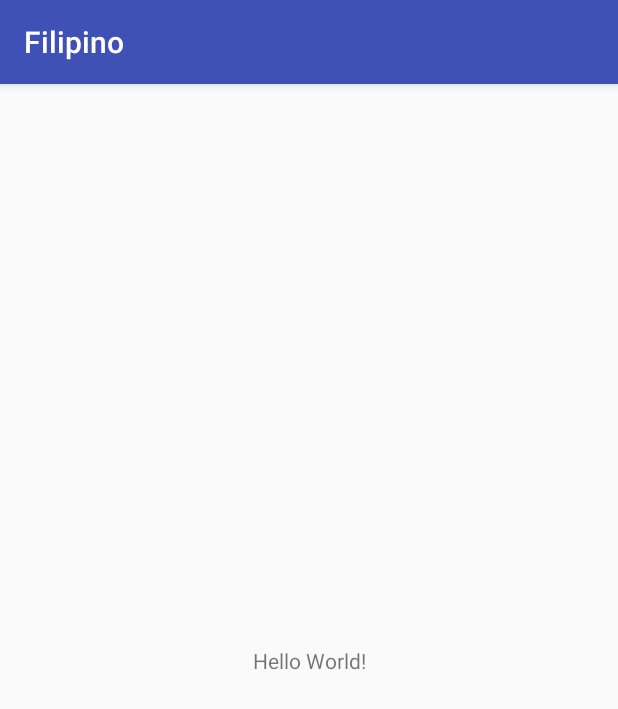
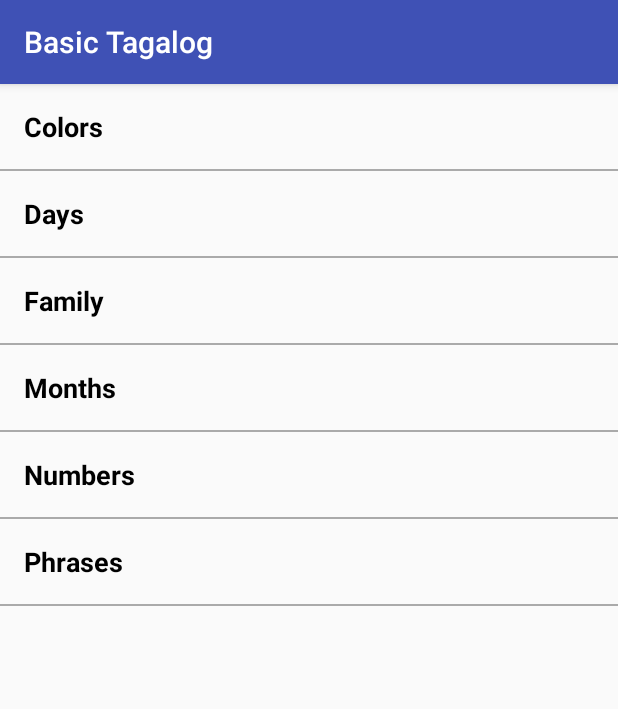
Before and after one commit to Chrissetiana/learn-filipino, an Android app: the screen it shows after launch (MainActivity), on a phone screen of 412 x 824 dp. Shown: the top 709 px of the screen. Run offline under Robolectric (Android 15) with nearby library versions, the phone set to English and light mode, and no system bars.

Commit message:
Strings and Styles

```diff
--- a/app/src/main/AndroidManifest.xml
+++ b/app/src/main/AndroidManifest.xml
@@ -16,12 +16,12 @@
                 <category android:name="android.intent.category.LAUNCHER" />
             </intent-filter>
         </activity>
-        <activity android:name=".Numbers" />
-        <activity android:name=".Colors" />
-        <activity android:name=".Family" />
-        <activity android:name=".Phrases" />
-        <activity android:name=".Months" />
+        <activity android:name=".Colors"></activity>
         <activity android:name=".Days"></activity>
+        <activity android:name=".Family"></activity>
+        <activity android:name=".Months"></activity>
+        <activity android:name=".Numbers"></activity>
+        <activity android:name=".Phrases"></activity>
     </application>
 
 </manifest>
--- a/app/src/main/res/layout/activity_main.xml
+++ b/app/src/main/res/layout/activity_main.xml
@@ -1,18 +1,80 @@
 <?xml version="1.0" encoding="utf-8"?>
-<android.support.constraint.ConstraintLayout xmlns:android="http://schemas.android.com/apk/res/android"
-    xmlns:app="http://schemas.android.com/apk/res-auto"
+<LinearLayout xmlns:android="http://schemas.android.com/apk/res/android"
     xmlns:tools="http://schemas.android.com/tools"
     android:layout_width="match_parent"
     android:layout_height="match_parent"
+    android:orientation="vertical"
     tools:context=".MainActivity">
 
     <TextView
-        android:layout_width="wrap_content"
+        android:id="@+id/colors"
+        style="@style/category_style"
+        android:layout_width="match_parent"
         android:layout_height="wrap_content"
-        android:text="Hello World!"
-        app:layout_constraintBottom_toBottomOf="parent"
-        app:layout_constraintLeft_toLeftOf="parent"
-        app:layout_constraintRight_toRightOf="parent"
-        app:layout_constraintTop_toTopOf="parent" />
+        android:text="@string/category_colors" />
 
-</android.support.constraint.ConstraintLayout>
+    <View
+        android:layout_width="match_parent"
+        android:layout_height="1dp"
+        android:background="@android:color/darker_gray" />
+
+    <TextView
+        android:id="@+id/days"
+        style="@style/category_style"
+        android:layout_width="match_parent"
+        android:layout_height="wrap_content"
+        android:text="@string/category_days" />
+
+    <View
+        android:layout_width="match_parent"
+        android:layout_height="1dp"
+        android:background="@android:color/darker_gray" />
+
+    <TextView
+        android:id="@+id/family"
+        style="@style/category_style"
+        android:layout_width="match_parent"
+        android:layout_height="wrap_content"
+        android:text="@string/category_family" />
+
+    <View
+        android:layout_width="match_parent"
+        android:layout_height="1dp"
+        android:background="@android:color/darker_gray" />
+
+    <TextView
+        android:id="@+id/months"
+        style="@style/category_style"
+        android:layout_width="match_parent"
+        android:layout_height="wrap_content"
+        android:text="@string/category_months" />
+
+    <View
+        android:layout_width="match_parent"
+        android:layout_height="1dp"
+        android:background="@android:color/darker_gray" />
+
+    <TextView
+        android:id="@+id/numbers"
+        style="@style/category_style"
+        android:layout_width="match_parent"
+        android:layout_height="wrap_content"
+        android:text="@string/category_numbers" />
+
+    <View
+        android:layout_width="match_parent"
+        android:layout_height="1dp"
+        android:background="@android:color/darker_gray" />
+
+    <TextView
+        android:id="@+id/phrases"
+        style="@style/category_style"
+        android:layout_width="match_parent"
+        android:layout_height="wrap_content"
+        android:text="@string/category_phrases" />
+
+    <View
+        android:layout_width="match_parent"
+        android:layout_height="1dp"
+        android:background="@android:color/darker_gray" />
+</LinearLayout>
--- a/app/src/main/res/values/strings.xml
+++ b/app/src/main/res/values/strings.xml
@@ -1,3 +1,21 @@
 <resources>
-    <string name="app_name">Filipino</string>
+    <string name="app_name">Basic Tagalog</string>
+
+    <!-- Category name for the vocabulary words for colors [CHAR LIMIT=20] -->
+    <string name="category_colors">Colors</string>
+
+    <!-- Category name for the vocabulary words for days [CHAR LIMIT=20] -->
+    <string name="category_days">Days</string>
+
+    <!-- Category name for the vocabulary words for family [CHAR LIMIT=20] -->
+    <string name="category_family">Family</string>
+
+    <!-- Category name for the vocabulary words for months [CHAR LIMIT=20] -->
+    <string name="category_months">Months</string>
+
+    <!-- Category name for the vocabulary words for numbers [CHAR LIMIT=20] -->
+    <string name="category_numbers">Numbers</string>
+
+    <!-- Category name for the vocabulary words for phrases [CHAR LIMIT=20] -->
+    <string name="category_phrases">Phrases</string>
 </resources>
--- a/app/src/main/res/values/styles.xml
+++ b/app/src/main/res/values/styles.xml
@@ -8,4 +8,15 @@
         <item name="colorAccent">@color/colorAccent</item>
     </style>
 
+    <!-- Style for a category of vocabulary words -->
+    <style name="category_style">
+        <item name="android:layout_width">match_parent</item>
+        <item name="android:layout_height">90dp</item>
+        <item name="android:gravity">center_vertical</item>
+        <item name="android:padding">16dp</item>
+        <item name="android:textColor">@android:color/black</item>
+        <item name="android:textStyle">bold</item>
+        <item name="android:textAppearance">?android:textAppearanceMedium</item>
+    </style>
+
 </resources>
```
